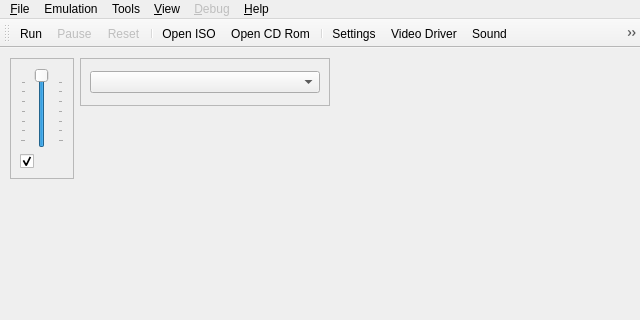
First picture: the form in yabause/src/qt/ui/UIYabause.ui, repository KitoHo/yabause, before the edit; both pictures show x 0 to 640 and y 0 to 320 of the 640 by 480 pixel window.
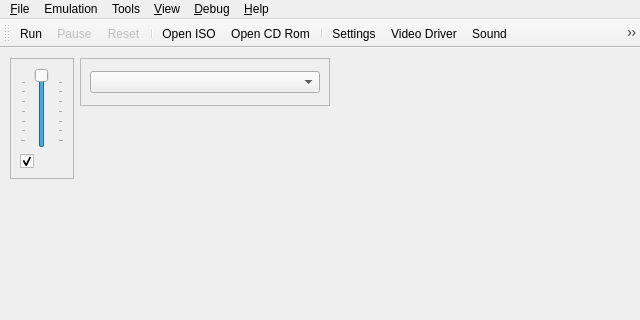
Second picture: the form after the edit. Icons and pictures are not drawn.

Commit message: -Added SH2 SCU DSP, SCSP, VDP1, VDP2 debug windows and respective code -Added Memory Transfer

What changed in the file:
```diff
--- a/yabause/src/qt/ui/UIYabause.ui
+++ b/yabause/src/qt/ui/UIYabause.ui
@@ -115,17 +115,17 @@
     </layout>
    </widget>
   </widget>
-  <widget class="QMenuBar" name="menubar" >
-   <property name="geometry" >
+  <widget class="QMenuBar" name="menubar">
+   <property name="geometry">
     <rect>
      <x>0</x>
      <y>0</y>
      <width>640</width>
-     <height>27</height>
+     <height>21</height>
     </rect>
    </property>
-   <widget class="QMenu" name="mFile" >
-    <property name="title" >
+   <widget class="QMenu" name="mFile">
+    <property name="title">
      <string>&amp;File</string>
     </property>
     <widget class="QMenu" name="mFileSaveState" >
@@ -180,8 +180,8 @@
     <addaction name="separator" />
     <addaction name="aFileQuit" />
    </widget>
-   <widget class="QMenu" name="mView" >
-    <property name="title" >
+   <widget class="QMenu" name="mView">
+    <property name="title">
      <string>&amp;View</string>
     </property>
     <widget class="QMenu" name="mViewLayer" >
@@ -203,9 +203,9 @@
     <addaction name="aViewFullscreen" />
     <addaction name="aViewLog" />
    </widget>
-   <widget class="QMenu" name="mViewDebug" >
-    <property name="enabled" >
-     <bool>false</bool>
+   <widget class="QMenu" name="mViewDebug">
+    <property name="enabled">
+     <bool>true</bool>
     </property>
     <property name="title" >
      <string>&amp;Debug</string>
@@ -220,23 +220,23 @@
     <addaction name="separator" />
     <addaction name="aViewDebugMemoryDump" />
    </widget>
-   <widget class="QMenu" name="mHelp" >
-    <property name="title" >
+   <widget class="QMenu" name="mHelp">
+    <property name="title">
      <string>&amp;Help</string>
     </property>
     <addaction name="aHelpEmuCompatibility" />
     <addaction name="aHelpAbout" />
    </widget>
-   <widget class="QMenu" name="mTools" >
-    <property name="title" >
+   <widget class="QMenu" name="mTools">
+    <property name="title">
      <string>Tools</string>
     </property>
     <addaction name="aToolsBackupManager" />
     <addaction name="aToolsCheatsList" />
     <addaction name="aToolsTransfer" />
    </widget>
-   <widget class="QMenu" name="mEmulation" >
-    <property name="title" >
+   <widget class="QMenu" name="mEmulation">
+    <property name="title">
      <string>Emulation</string>
     </property>
     <addaction name="aEmulationRun" />
@@ -245,12 +245,12 @@
     <addaction name="separator" />
     <addaction name="aEmulationFrameSkipLimiter" />
    </widget>
-   <addaction name="mFile" />
-   <addaction name="mEmulation" />
-   <addaction name="mTools" />
-   <addaction name="mView" />
-   <addaction name="mViewDebug" />
-   <addaction name="mHelp" />
+   <addaction name="mFile"/>
+   <addaction name="mEmulation"/>
+   <addaction name="mTools"/>
+   <addaction name="mView"/>
+   <addaction name="mViewDebug"/>
+   <addaction name="mHelp"/>
   </widget>
   <widget class="QToolBar" name="toolBar" >
    <property name="windowTitle" >
```
Left out of the diff: 774 changed lines with no effect on the pictures. The commit also changes 34 other files.
